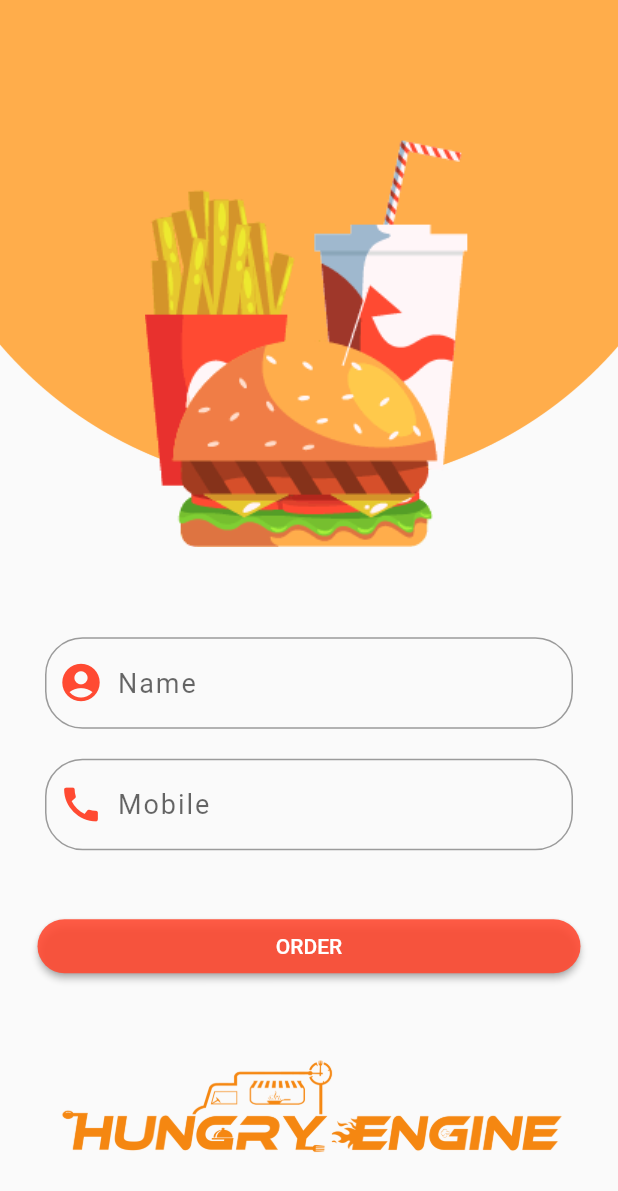
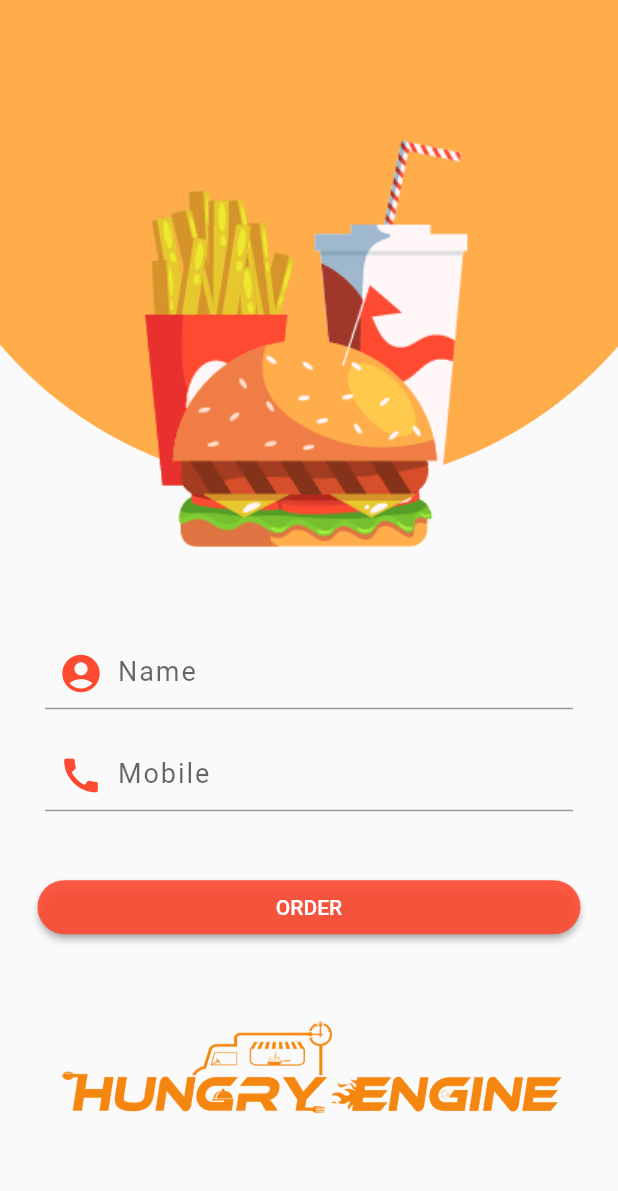
Before and after one commit to logan0501/Hungry-Engine, a Flutter app: the screen it shows after launch, on a phone screen of 412 x 824 dp. Shown: the top 1191 px of the screen. Run offline on Flutter 3.47's test engine with Material 2 defaults, Android fonts, the phone set to English and light mode, and no system bars; our stand-ins replace cloud_firestore, firebase_core; accounts and stored records are empty.

Commit message:
changes reverted

```diff
--- a/lib/MyHomePage.dart
+++ b/lib/MyHomePage.dart
@@ -43,17 +43,9 @@ class _MyHomePageState extends State<MyHomePage> {
                   textInputAction: TextInputAction.next,
                   decoration: InputDecoration(
                     hintText: 'Name',
-                    border: new OutlineInputBorder(
-                      borderRadius: const BorderRadius.all(
-                        const Radius.circular(25.0),
-                      ),
-                    ),
-                    focusedBorder: OutlineInputBorder(
+                    focusedBorder: UnderlineInputBorder(
                       borderSide: BorderSide(
                         color: Color(0xffFF4A32),
-                      ),
-                      borderRadius: const BorderRadius.all(
-                        const Radius.circular(25.0),
                       ),
                     ),
                     prefixIcon: Icon(
@@ -75,17 +67,9 @@ class _MyHomePageState extends State<MyHomePage> {
                   keyboardType: TextInputType.number,
                   textInputAction: TextInputAction.done,
                   decoration: InputDecoration(
-                    border: new OutlineInputBorder(
-                      borderRadius: const BorderRadius.all(
-                        const Radius.circular(25.0),
-                      ),
-                    ),
-                    focusedBorder: OutlineInputBorder(
+                    focusedBorder: UnderlineInputBorder(
                       borderSide: BorderSide(
                         color: Color(0xffFF4A32),
-                      ),
-                      borderRadius: const BorderRadius.all(
-                        const Radius.circular(25.0),
                       ),
                     ),
                     hintText: 'Mobile',
```
